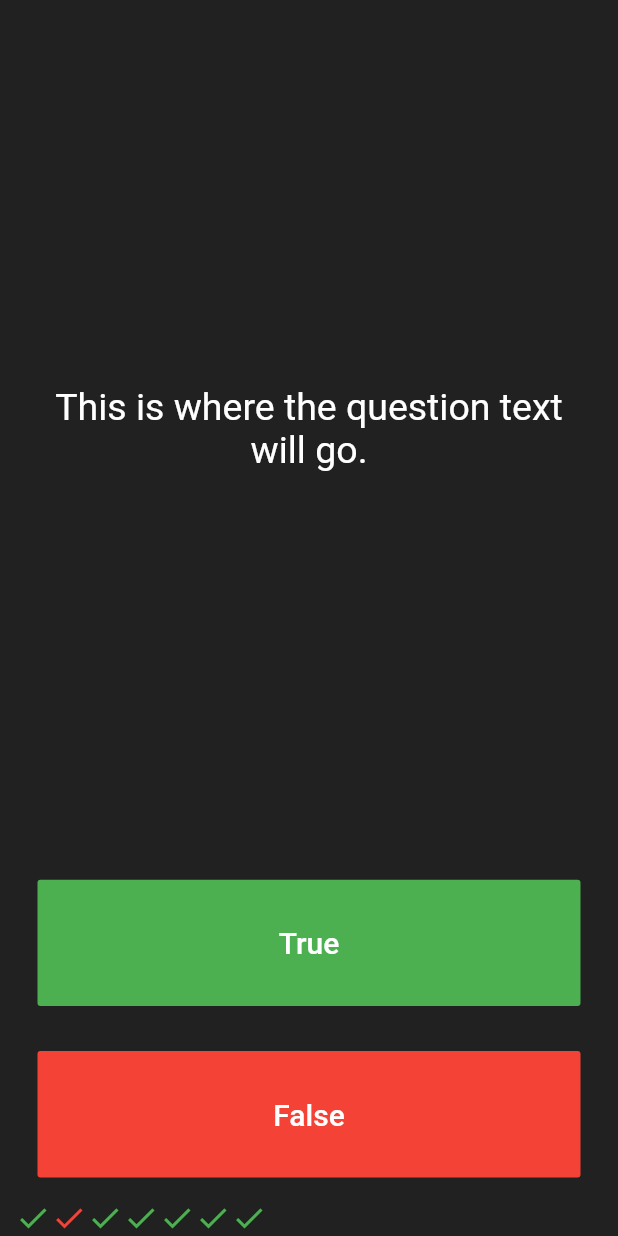
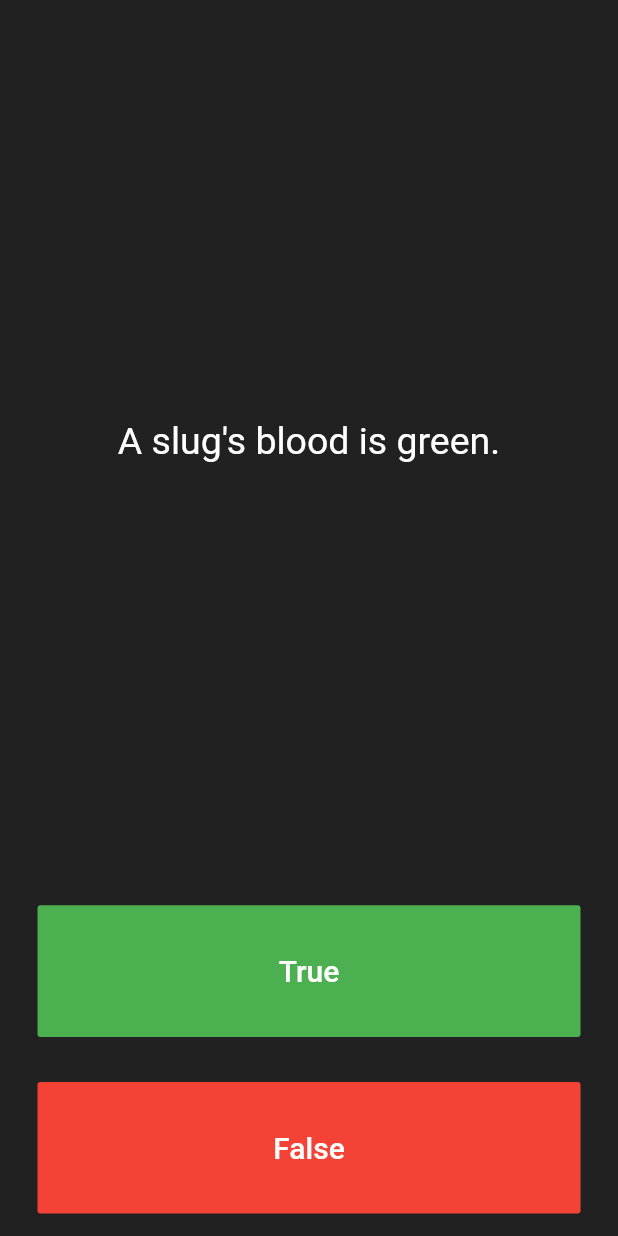
Before and after one commit to claudiocoder/quizzler-app, a Flutter app: the screen it shows after launch, after a tap on "True", after a tap on "False", on a phone screen of 412 x 824 dp. Run offline on Flutter 3.47's test engine with Material 2 defaults, Android fonts, the phone set to English and light mode, and no system bars.

Commit message:
feat: add and valiadte questions

```diff
--- a/lib/main.dart
+++ b/lib/main.dart
@@ -25,14 +25,14 @@ class QuizPage extends StatefulWidget {
 }
 
 class _QuizPageState extends State<QuizPage> {
-  List<Icon> scoreKeeper = [
-    Icon(Icons.check, color: Colors.green),
-    Icon(Icons.check, color: Colors.red),
-    Icon(Icons.check, color: Colors.green),
-    Icon(Icons.check, color: Colors.green),
-    Icon(Icons.check, color: Colors.green),
-    Icon(Icons.check, color: Colors.green),
+  List<Icon> scoreKeeper = [];
+  List<String> questions = [
+    'You can lead a cow down stairs but not up stairs.',
+    'Approximately one quarter of human bones are in the feet.',
+    'A slug\'s blood is green.'
   ];
+  List<bool> answers = [false, true, true];
+  int questionNumber = 0;
 
   @override
   Widget build(BuildContext context) {
@@ -46,7 +46,7 @@ class _QuizPageState extends State<QuizPage> {
             padding: EdgeInsets.all(10.0),
             child: Center(
               child: Text(
-                'This is where the question text will go.',
+                questions[questionNumber],
                 textAlign: TextAlign.center,
                 style: TextStyle(
                   fontSize: 25.0,
@@ -71,13 +71,11 @@ class _QuizPageState extends State<QuizPage> {
               ),
               onPressed: () {
                 //The user picked true.
+                bool correctAnswer = answers[questionNumber];
+                if (correctAnswer == true) {
+                } else {}
                 setState(() {
-                  scoreKeeper.add(
-                    Icon(
-                      Icons.check,
-                      color: Colors.green,
-                    ),
-                  );
+                  questionNumber++;
                 });
               },
             ),
@@ -97,6 +95,13 @@ class _QuizPageState extends State<QuizPage> {
               ),
               onPressed: () {
                 //The user picked false.
+                setState(() {
+                  //The user picked true.
+                  bool correctAnswer = answers[questionNumber];
+                  if (correctAnswer == false) {
+                  } else {}
+                  questionNumber++;
+                });
               },
             ),
           ),
```
